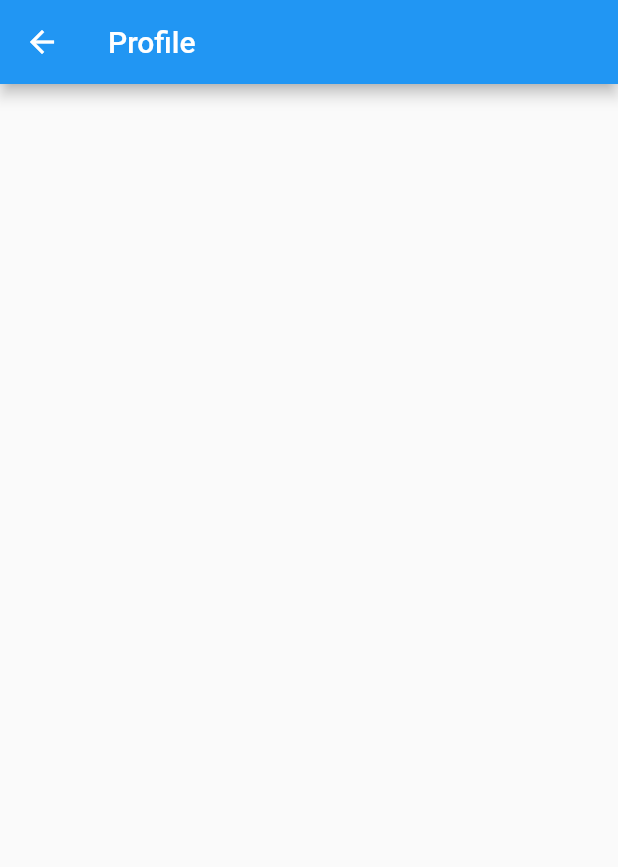
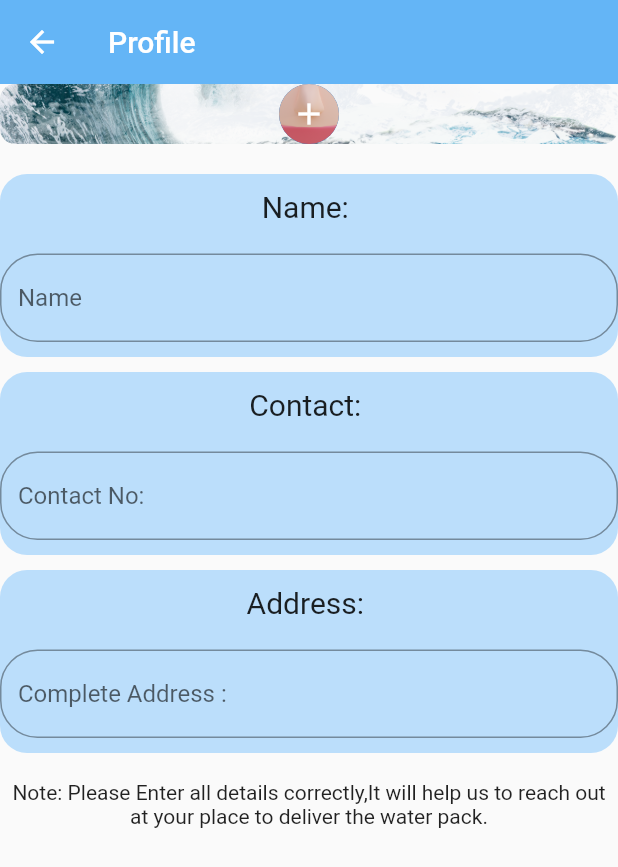
Before and after one commit to manishsinghgithub/Mineral_Water_Supply_App, a Flutter app: the Profile screen opened directly, on a phone screen of 412 x 824 dp. Shown: the top 867 px of the screen. Run offline on Flutter 3.47's test engine with Material 2 defaults, Android fonts, the phone set to English and light mode, and no system bars.

Commit message:
code till profile

```diff
--- a/lib/screens/profile.dart
+++ b/lib/screens/profile.dart
@@ -1,12 +1,153 @@
 import 'package:flutter/material.dart';
+import 'package:minaral_water/constant/constant.dart';
 
-class Profile extends StatelessWidget {
+class Profile extends StatefulWidget {
+  @override
+  _ProfileState createState() => _ProfileState();
+}
+
+class _ProfileState extends State<Profile> {
+  String name = "", address = "", mobile = "";
+
   @override
   Widget build(BuildContext context) {
     return Scaffold(
       appBar: AppBar(
         title: Text("Profile"),
+        backgroundColor: Colors.blue[300],
+        elevation: 0,
       ),
+      body: SingleChildScrollView(
+          child: Column(
+        children: [
+          Container(
+            width: MediaQuery.of(context).size.width,
+            decoration: BoxDecoration(
+              borderRadius: BorderRadius.all(Radius.circular(10)),
+              image: DecorationImage(
+                  image: ExactAssetImage('image/class2.png'),
+                  fit: BoxFit.cover),
+            ),
+            //padding: EdgeInsets.only(left: 120, top: 20),
+            child: CircleAvatar(
+              backgroundImage: AssetImage('image/profile.png'),
+              child: IconButton(onPressed: () {}, icon: Icon(Icons.add)),
+            ),
+          ),
+          SizedBox(
+            height: 20,
+          ),
+          Column(
+            children: [
+              Container(
+                padding: EdgeInsets.only(top: 10, bottom: 10),
+                decoration: kBoxDecoration.copyWith(
+                  color: Colors.blue[100],
+                  borderRadius: BorderRadius.all(Radius.circular(18)),
+                ),
+                child: Column(
+                  children: [
+                    Text(
+                      "Name: $name",
+                      style: TextStyle(
+                        fontSize: 20,
+                      ),
+                    ),
+                    SizedBox(
+                      height: 20,
+                    ),
+                    TextField(
+                      decoration:
+                          kTextfielddecoration.copyWith(hintText: "Name"),
+                      onChanged: (value) {
+                        setState(() {
+                          name = value;
+                        });
+                      },
+                    )
+                  ],
+                ),
+              ),
+              SizedBox(
+                height: 10,
+              ),
+              Container(
+                padding: EdgeInsets.only(top: 10, bottom: 10),
+                decoration: kBoxDecoration.copyWith(
+                  color: Colors.blue[100],
+                  borderRadius: BorderRadius.all(Radius.circular(18)),
+                ),
+                child: Column(
+                  children: [
+                    Text(
+                      "Contact: $mobile",
+                      style: TextStyle(
+                        fontSize: 20,
+                      ),
+                    ),
+                    SizedBox(
+                      height: 20,
+                    ),
+                    TextField(
+                      decoration: kTextfielddecoration.copyWith(
+                          hintText: "Contact No:"),
+                      onChanged: (value) {
+                        setState(() {
+                          mobile = value;
+                        });
+                      },
+                    )
+                  ],
+                ),
+              ),
+              SizedBox(
+                height: 10,
+              ),
+              Container(
+                padding: EdgeInsets.only(top: 10, bottom: 10),
+                decoration: kBoxDecoration.copyWith(
+                  color: Colors.blue[100],
+                  borderRadius: BorderRadius.all(Radius.circular(18)),
+                ),
+                child: Column(
+                  children: [
+                    Text(
+                      "Address: $address",
+                      style: TextStyle(
+                        fontSize: 20,
+                      ),
+                    ),
+                    SizedBox(
+                      height: 20,
+                    ),
+                    TextField(
+                      decoration: kTextfielddecoration.copyWith(
+                        hintText: "Complete Address :",
+                      ),
+                      onChanged: (value) {
+                        setState(() {
+                          address = value;
+                        });
+                      },
+                    )
+                  ],
+                ),
+              ),
+              SizedBox(
+                height: 10,
+              ),
+              Padding(
+                padding: const EdgeInsets.all(8.0),
+                child: Text(
+                  "Note: Please Enter all details correctly,"
+                  "It will help us to reach out at your place to deliver the water pack.",
+                  textAlign: TextAlign.center,
+                ),
+              ),
+            ],
+          )
+        ],
+      )),
     );
   }
 }
--- a/lib/screens/signIn.dart
+++ b/lib/screens/signIn.dart
@@ -63,14 +63,16 @@ class SignIn extends StatelessWidget {
                       Navigator.push(context,
                           MaterialPageRoute(builder: (context) => HomePage()));
                     },
-                    minWidth: 200,
-                    child: Text(
-                      "Sign In",
-                      style: TextStyle(fontSize: 18, color: Colors.white),
+                    child: Container(
+                      padding: EdgeInsets.all(15),
+                      child: Text(
+                        "Sign In",
+                        style: TextStyle(fontSize: 18, color: Colors.white),
+                      ),
                     ),
                     color: Colors.blue[300],
                     shape: RoundedRectangleBorder(
-                      borderRadius: BorderRadius.circular(18),
+                      borderRadius: BorderRadius.circular(30),
                     ),
                   ),
                   Text(
--- a/lib/screens/signUp.dart
+++ b/lib/screens/signUp.dart
@@ -58,14 +58,16 @@ class SignUp extends StatelessWidget {
                   ),
                   FlatButton(
                     onPressed: () {},
-                    minWidth: 200,
-                    child: Text(
-                      "Sign Up",
-                      style: TextStyle(fontSize: 18, color: Colors.white),
+                    child: Container(
+                      padding: EdgeInsets.all(15),
+                      child: Text(
+                        "Sign Up",
+                        style: TextStyle(fontSize: 18, color: Colors.white),
+                      ),
                     ),
                     color: Colors.blue[300],
                     shape: RoundedRectangleBorder(
-                      borderRadius: BorderRadius.circular(18),
+                      borderRadius: BorderRadius.circular(30),
                     ),
                   ),
                   Text(
```
Also changed, not shown: image/profile.png (added).
